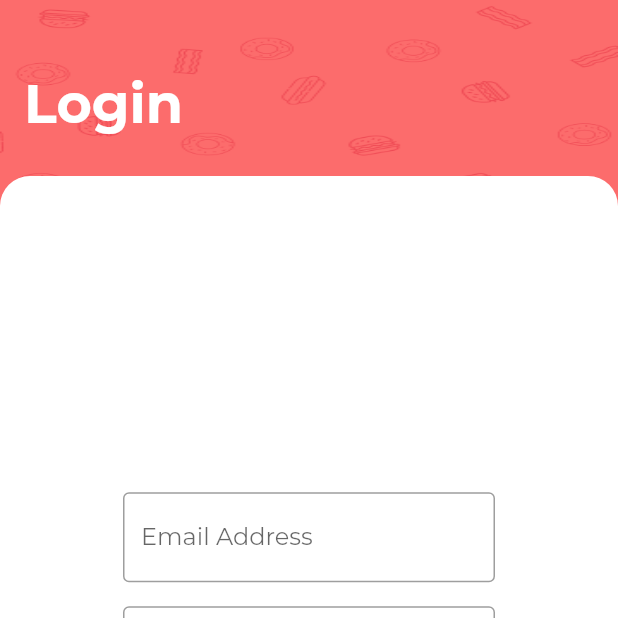
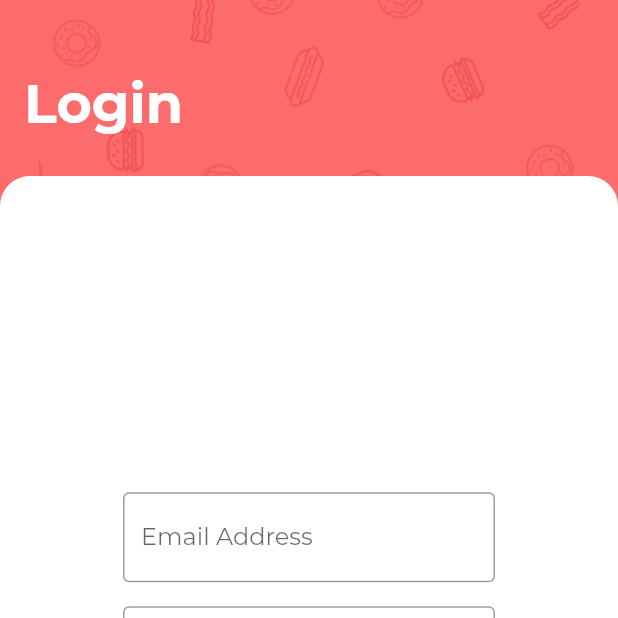
Before and after one commit to rithikjain/CooksSocial-App, a Flutter app: the LoginPage screen opened directly, on a phone screen of 412 x 824 dp, the top half of it. Run offline on Flutter 3.47's test engine with Material 2 defaults, Android fonts, the phone set to English and light mode, and no system bars; our stand-ins replace firebase_auth, flutter_swiper, shared_preferences; accounts and stored records are empty.

Commit message:
fixed bg in login page

```diff
--- a/lib/pages/login/login_page.dart
+++ b/lib/pages/login/login_page.dart
@@ -30,7 +30,7 @@ class _LoginPageState extends State<LoginPage> {
                     ),
                     child: Image.asset(
                       "assets/images/bg.png",
-                      fit: BoxFit.fill,
+                      fit: BoxFit.none,
                       color: Color(0xFFDB162F),
                     ),
                   ),
```
